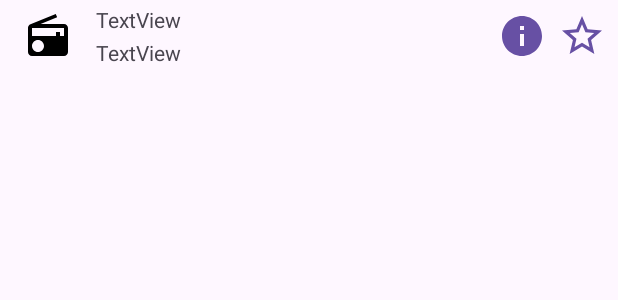
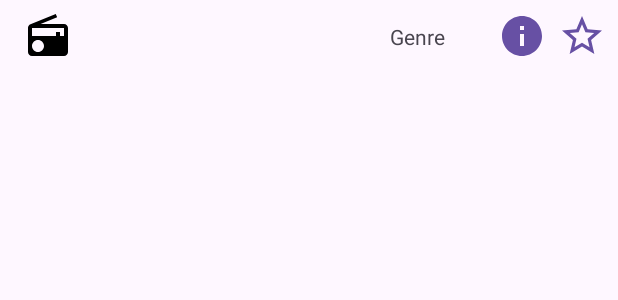
Before and after one commit to GrandDenwill/OnlineRadioApp, an Android app: the layout radio_row.xml on its own in the app's theme, with its tools: preview values and no code run, on a phone screen of 412 x 824 dp. Shown: the top 300 px of the screen. Run offline under Robolectric (Android 15) with nearby library versions, the phone set to English and light mode, and no system bars.

```diff
--- a/app/src/main/java/com/example/onlineradioapp/adapter/RadioViewHolder.kt
+++ b/app/src/main/java/com/example/onlineradioapp/adapter/RadioViewHolder.kt
@@ -18,6 +18,7 @@ class RadioViewHolder(
         binding.apply {
             radioName.text = model.radioName
             radioDescription.text = model.radioDescription
+            radioGenre.text = model.radioGenre.toString()
             root.setOnClickListener {onRowClick(model) }
             if(model.isFavorite){
                 favorited.background =
--- a/app/src/main/java/com/example/onlineradioapp/db/Entities.kt
+++ b/app/src/main/java/com/example/onlineradioapp/db/Entities.kt
@@ -83,7 +83,9 @@ data class RadioEntity(
         @Transaction
         @Query("SELECT * FROM genres")
         fun all(): Flow<List<GenreAndRadioStations>>
-
+        @Transaction
+        @Query("Select * from radio")
+        fun getAllStations(): Flow<List<RadioEntity>>
         @Transaction
         @Query("SELECT * from genres where id=:id")
         suspend fun getByGenreId(id:Int): GenreAndRadioStations
--- a/app/src/main/java/com/example/onlineradioapp/ui/MainActivity.kt
+++ b/app/src/main/java/com/example/onlineradioapp/ui/MainActivity.kt
@@ -10,7 +10,7 @@ import androidx.navigation.ui.setupActionBarWithNavController
 import com.example.onlineradioapp.R
 import com.example.onlineradioapp.databinding.ActivityMainBinding
 import dagger.hilt.android.AndroidEntryPoint
-
+//import dagger.hilt.android.
 @AndroidEntryPoint
 class MainActivity  : AppCompatActivity() {
     private lateinit var binding: ActivityMainBinding
--- a/app/src/main/res/layout/radio_row.xml
+++ b/app/src/main/res/layout/radio_row.xml
@@ -10,12 +10,12 @@
         android:id="@+id/radioDescription"
         android:layout_width="0dp"
         android:layout_height="wrap_content"
+        android:layout_marginStart="8dp"
         android:layout_marginEnd="8dp"
         android:singleLine="true"
-        android:text="TextView"
         app:layout_constraintBottom_toBottomOf="parent"
-        app:layout_constraintEnd_toStartOf="@+id/info"
-        app:layout_constraintStart_toStartOf="@+id/radioName"
+        app:layout_constraintEnd_toStartOf="@+id/radioGenre"
+        app:layout_constraintStart_toEndOf="@id/imageRadio"
         app:layout_constraintTop_toBottomOf="@+id/radioName" />
 
     <TextView
@@ -24,9 +24,8 @@
         android:layout_height="wrap_content"
         android:layout_marginStart="8dp"
         android:layout_marginEnd="8dp"
-        android:text="TextView"
         app:layout_constraintBottom_toTopOf="@+id/radioDescription"
-        app:layout_constraintEnd_toStartOf="@+id/info"
+        app:layout_constraintEnd_toStartOf="@+id/radioGenre"
         app:layout_constraintStart_toEndOf="@+id/imageRadio"
         app:layout_constraintTop_toTopOf="parent" />
 
@@ -48,7 +47,6 @@
         android:layout_width="32dp"
         android:layout_height="32dp"
         android:layout_marginTop="8dp"
-        android:layout_marginEnd="8dp"
         android:layout_marginBottom="8dp"
         android:background="@drawable/ic_about"
         android:backgroundTint="@color/gold"
@@ -57,7 +55,7 @@
         android:theme="@style/Button.Gold"
         app:layout_constraintBottom_toBottomOf="parent"
         app:layout_constraintEnd_toStartOf="@+id/favorited"
-        app:layout_constraintStart_toEndOf="@+id/radioDescription"
+        app:layout_constraintStart_toEndOf="@+id/radioGenre"
         app:layout_constraintTop_toTopOf="parent"
         app:rippleColor="@color/gold" />
 
@@ -65,6 +63,7 @@
         android:id="@+id/favorited"
         android:layout_width="32dp"
         android:layout_height="32dp"
+        android:layout_marginStart="8dp"
         android:layout_marginTop="8dp"
         android:layout_marginEnd="8dp"
         android:layout_marginBottom="8dp"
@@ -79,4 +78,15 @@
         app:layout_constraintTop_toTopOf="parent"
         app:rippleColor="@color/gold" />
 
+    <TextView
+        android:id="@+id/radioGenre"
+        android:layout_width="64dp"
+        android:layout_height="wrap_content"
+        android:layout_marginEnd="8dp"
+        android:text="Genre"
+        app:layout_constraintBottom_toBottomOf="parent"
+        app:layout_constraintEnd_toStartOf="@+id/info"
+        app:layout_constraintStart_toEndOf="@+id/radioName"
+        app:layout_constraintTop_toTopOf="parent" />
+
 </androidx.constraintlayout.widget.ConstraintLayout>
```
Also changed, not shown: app/src/main/java/com/example/onlineradioapp/repo/RadioRepository.kt (+23 -13 lines), app/src/main/java/com/example/onlineradioapp/ui/RadioListFragment.kt (+6 -9 lines).
